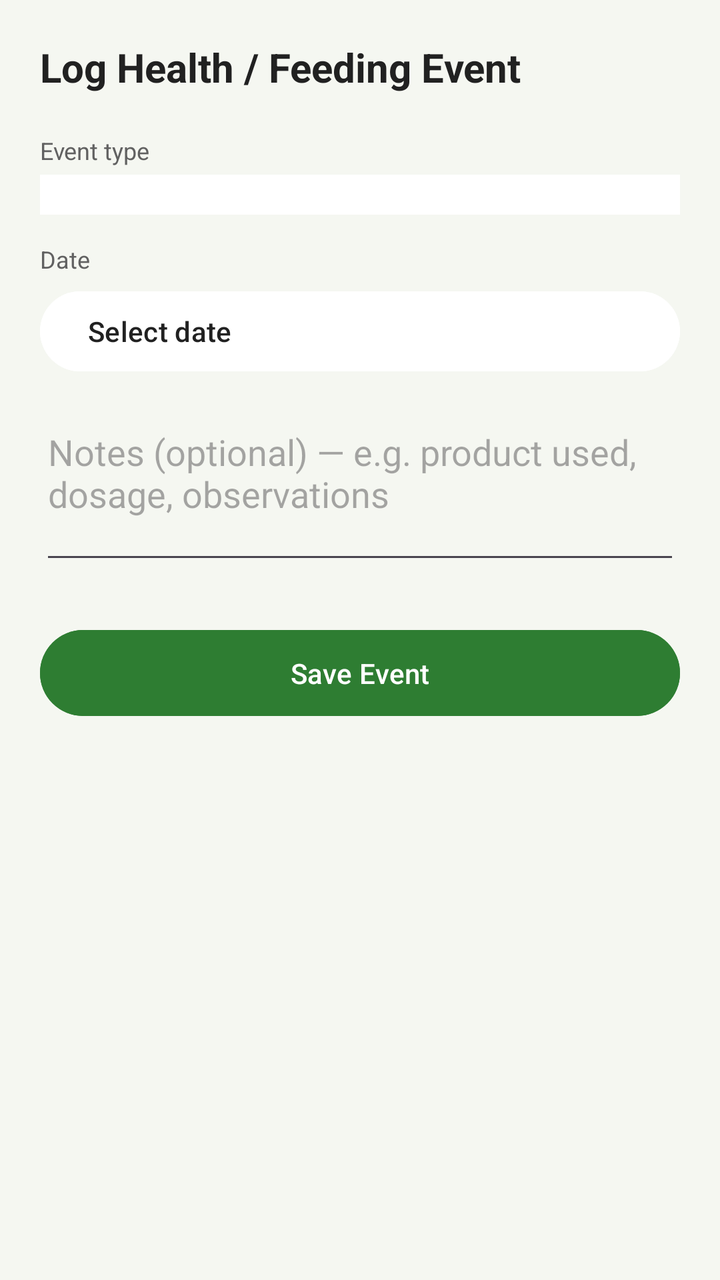
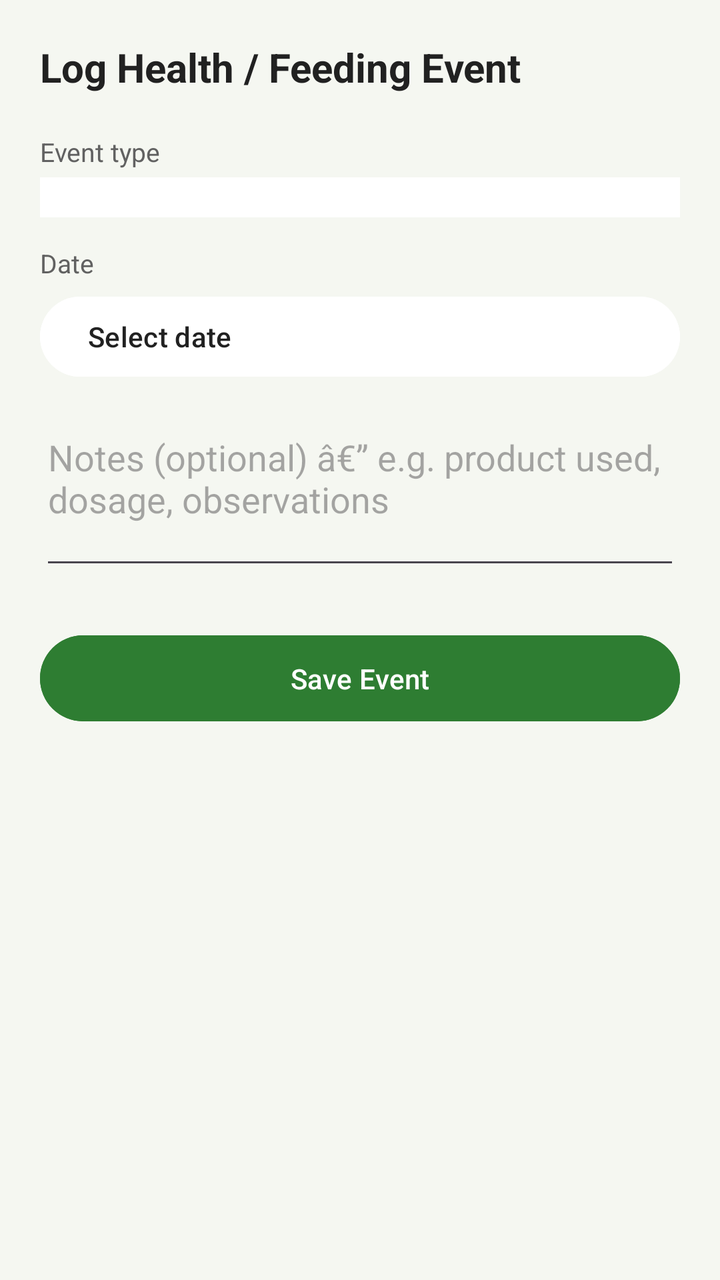

The first picture is an Android layout as it rendered before a commit; the second is the same layout after the commit. The layout source and the unified diff follow.
<!-- AndroidManifest.xml: application theme Theme.AnimalManagerApp -->
<!-- res/layout/activity_add_health_event.xml -->
<?xml version="1.0" encoding="utf-8"?>
<ScrollView xmlns:android="http://schemas.android.com/apk/res/android"
    android:layout_width="match_parent"
    android:layout_height="match_parent"
    android:background="@color/background_light"
    android:fillViewport="true">

    <LinearLayout
        android:layout_width="match_parent"
        android:layout_height="wrap_content"
        android:orientation="vertical"
        android:padding="20dp">

        <TextView
            android:id="@+id/tvFormTitle"
            android:layout_width="wrap_content"
            android:layout_height="wrap_content"
            android:text="Log Health / Feeding Event"
            android:textColor="@color/text_primary"
            android:textSize="20sp"
            android:textStyle="bold" />

        <TextView
            android:layout_width="wrap_content"
            android:layout_height="wrap_content"
            android:layout_marginTop="20dp"
            android:text="Event type"
            android:textColor="@color/text_secondary"
            android:textSize="12sp" />

        <Spinner
            android:id="@+id/spinnerEventType"
            android:layout_width="match_parent"
            android:layout_height="wrap_content"
            android:layout_marginTop="4dp"
            android:background="@color/card_white"
            android:padding="10dp" />

        <TextView
            android:layout_width="wrap_content"
            android:layout_height="wrap_content"
            android:layout_marginTop="14dp"
            android:text="Date"
            android:textColor="@color/text_secondary"
            android:textSize="12sp" />

        <Button
            android:id="@+id/btnEventDate"
            android:layout_width="match_parent"
            android:layout_height="wrap_content"
            android:layout_marginTop="4dp"
            android:backgroundTint="@color/card_white"
            android:gravity="start|center_vertical"
            android:text="Select date"
            android:textColor="@color/text_primary" />

        <EditText
            android:id="@+id/etNotes"
            android:layout_width="match_parent"
            android:layout_height="wrap_content"
            android:layout_marginTop="14dp"
            android:gravity="top"
            android:hint="Notes (optional) — e.g. product used, dosage, observations"
            android:inputType="textMultiLine"
            android:minLines="3" />

        <Button
            android:id="@+id/btnSaveEvent"
            android:layout_width="match_parent"
            android:layout_height="wrap_content"
            android:layout_marginTop="24dp"
            android:backgroundTint="@color/green_primary"
            android:padding="12dp"
            android:text="Save Event"
            android:textColor="@color/white" />

    </LinearLayout>
</ScrollView>
<!-- resources referenced by this layout -->
<resources>
  <color name="background_light">#F5F7F1</color>
  <color name="card_white">#FFFFFF</color>
  <color name="green_primary">#2E7D32</color>
  <color name="text_primary">#212121</color>
  <color name="text_secondary">#616161</color>
  <color name="white">#FFFFFF</color>
  <style name="Theme.AnimalManagerApp" parent="Base.Theme.AnimalManagerApp" />
  <style name="Base.Theme.AnimalManagerApp" parent="Theme.Material3.DayNight.NoActionBar">
          
          
      </style>
</resources>

<!-- the commit's change to res/layout/activity_add_health_event.xml (unified diff, before → after) -->
@@ -26,7 +26,7 @@
             android:layout_marginTop="20dp"
             android:text="Event type"
             android:textColor="@color/text_secondary"
-            android:textSize="12sp" />
+            android:textSize="13sp" />
 
         <Spinner
             android:id="@+id/spinnerEventType"
@@ -36,13 +36,22 @@
             android:background="@color/card_white"
             android:padding="10dp" />
 
+        <EditText
+            android:id="@+id/etCustomEventType"
+            android:layout_width="match_parent"
+            android:layout_height="wrap_content"
+            android:layout_marginTop="10dp"
+            android:hint="Describe the event"
+            android:inputType="textCapSentences"
+            android:visibility="gone" />
+
         <TextView
             android:layout_width="wrap_content"
             android:layout_height="wrap_content"
             android:layout_marginTop="14dp"
             android:text="Date"
             android:textColor="@color/text_secondary"
-            android:textSize="12sp" />
+            android:textSize="13sp" />
 
         <Button
             android:id="@+id/btnEventDate"
@@ -60,7 +69,7 @@
             android:layout_height="wrap_content"
             android:layout_marginTop="14dp"
             android:gravity="top"
-            android:hint="Notes (optional) — e.g. product used, dosage, observations"
+            android:hint="Notes (optional) â€” e.g. product used, dosage, observations"
             android:inputType="textMultiLine"
             android:minLines="3" />
 
